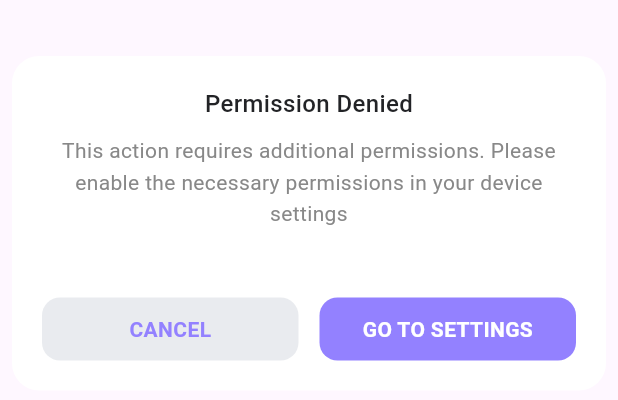
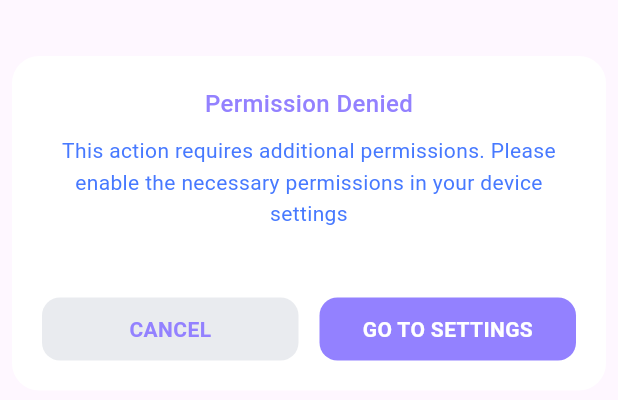
Before and after one commit to Danish-Git/universal_flutter_utils-1, a Flutter app: the UFUConfirmationDialog widget shown alone on an empty page, opened directly, on a phone screen of 412 x 824 dp. Shown: the top 400 px of the screen. Run offline on Flutter 3.47's test engine with Material 3 defaults, Android fonts, the phone set to English and light mode, and no system bars; our stand-ins replace cached_network_image, chewie, dio, file_picker, flutter_native_contact_picker, flutter_svg and 10 more; missing offline and left inert: audio_waveforms; accounts and stored records are empty; network calls fail.

Commit message:
Update index.dart

```diff
--- a/lib/widgets/confirmation_dialog/index.dart
+++ b/lib/widgets/confirmation_dialog/index.dart
@@ -4,7 +4,7 @@ import 'package:universal_flutter_utils/universal_flutter_utils.dart';
 
 ShowUFUConfirmationDialog({required String? title, String? subTitle,
   String? prefixBtnText = 'Cancel', String? suffixBtnText = 'Confirm', VoidCallback? onTapPrefix,
-  VoidCallback? onTapSuffix, IconData? icon, UFUConfirmationDialogType? type = UFUConfirmationDialogType.message,
+  VoidCallback? onTapSuffix, IconData? icon, double? iconSize,  UFUConfirmationDialogType? type = UFUConfirmationDialogType.message,
   bool disableButtons = false, Widget? suffixBtnIcon, Widget? content,
   UFUButtonColorType? prefixBtnColorType, VoidCallback? onTapIcon,}) async {
   await Get.bottomSheet(
@@ -16,6 +16,7 @@ ShowUFUConfirmationDialog({required String? title, String? subTitle,
       onTapPrefix: onTapPrefix,
       onTapSuffix: onTapSuffix,
       icon: icon,
+      iconSize: iconSize,
       type: type ?? UFUConfirmationDialogType.message,
       disableButtons: disableButtons,
       suffixBtnIcon: suffixBtnIcon,
@@ -43,6 +44,7 @@ class UFUConfirmationDialog extends StatefulWidget {
     this.onTapPrefix,
     this.onTapSuffix,
     this.icon,
+    this.iconSize,
     this.type = UFUConfirmationDialogType.message,
     this.disableButtons = false,
     this.suffixBtnIcon,
@@ -73,6 +75,9 @@ class UFUConfirmationDialog extends StatefulWidget {
 
   /// It can be used to set any icon above title of confirmation dialog
   final IconData? icon;
+
+  /// It can be used to set any icon above title of confirmation dialog
+  final double? iconSize;
 
   /// It can be used to display widget inside suffix button
   /// when it is in use suffixText text will hide by default
@@ -131,12 +136,12 @@ class UFUConfirmationDialogState extends State<UFUConfirmationDialog> {
                             child: Container(
                               decoration: BoxDecoration(
                                   borderRadius: BorderRadius.circular(8),
-                                  color: AppTheme.themeColors.lightBlue),
+                                  color: AppTheme.themeColors.transparent),
                               margin: const EdgeInsets.only(bottom: 15, top: 5),
                               padding: const EdgeInsets.all(4),
                               child: UFUIcon(
                                 widget.icon!,
-                                size: 28,
+                                size: widget.iconSize ?? 28,
                                 color: AppTheme.themeColors.primary,
                               ),
                             ),
@@ -145,6 +150,7 @@ class UFUConfirmationDialogState extends State<UFUConfirmationDialog> {
                           padding: const EdgeInsets.only(bottom: 10),
                           child: UFUText(
                             text: widget.title!,
+                            textColor: AppTheme.themeColors.primary,
                             textSize: UFUTextSize.heading3,
                             fontWeight: UFUFontWeight.medium,
                             fontFamily: UFUFontFamily.productSans,
@@ -156,7 +162,7 @@ class UFUConfirmationDialogState extends State<UFUConfirmationDialog> {
                             child: UFUText(
                               text: widget.subTitle!,
                               textSize: UFUTextSize.heading4,
-                              textColor: AppTheme.themeColors.darkGray,
+                              textColor: AppTheme.themeColors.themeBlue,
                               height: 1.5,
                             ),
                           ),
```
